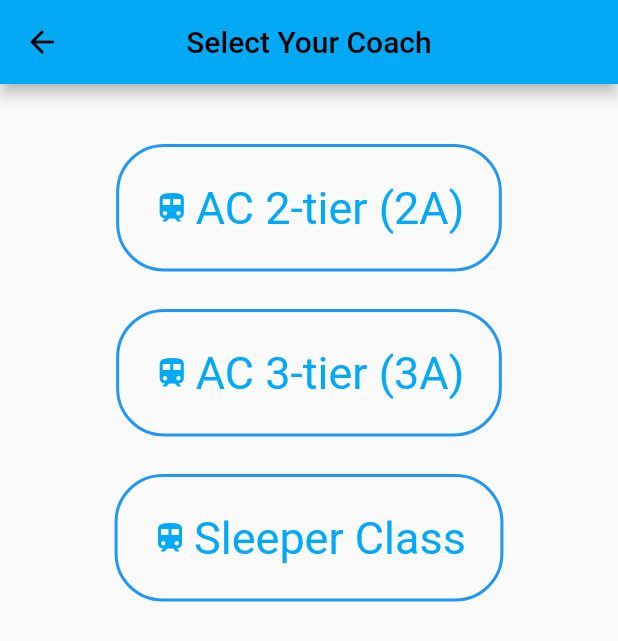
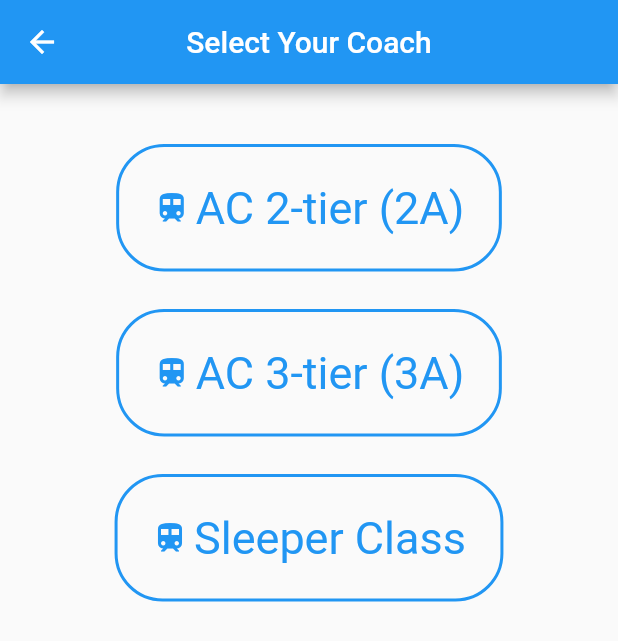
Before and after one commit to mohitrajsinha/Find_My_Seat, a Flutter app: the screen it shows after launch, after a tap on "Get Started", on a phone screen of 412 x 824 dp. Shown: the top 641 px of the screen. Run offline on Flutter 3.47's test engine with Material 2 defaults, Android fonts, the phone set to English and light mode, and no system bars; network calls fail.

Commit message:
dark mode -added

```diff
--- a/lib/main.dart
+++ b/lib/main.dart
@@ -13,12 +13,13 @@ class SeatFinderApp extends StatelessWidget {
 
   @override
   Widget build(BuildContext context) {
+     final Brightness brightness = MediaQuery.of(context).platformBrightness;
     return MaterialApp(
+      theme: brightness == Brightness.dark
+        ? ThemeData.dark()
+        : ThemeData.light(),
       debugShowCheckedModeBanner: false,
       title: 'Seat Finder',
-      theme: ThemeData(
-        primarySwatch: Colors.lightBlue,
-      ),
       routes: {
         "/": (context) => const WelcomePage(),
         MyRoutes.menuroute: (context) => const Menu(),
```
Also changed, not shown: 7 other files.
